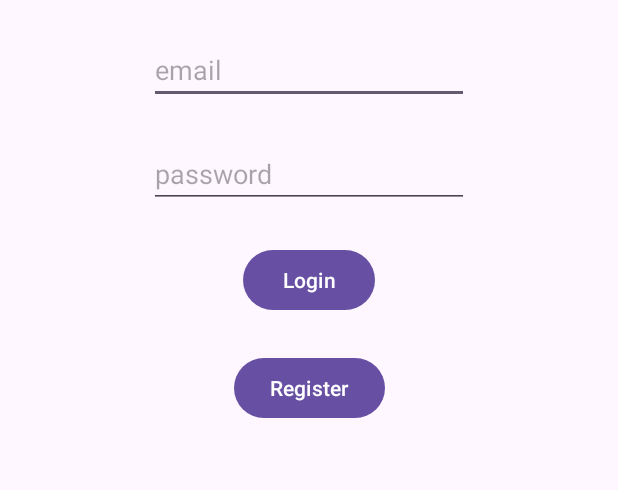
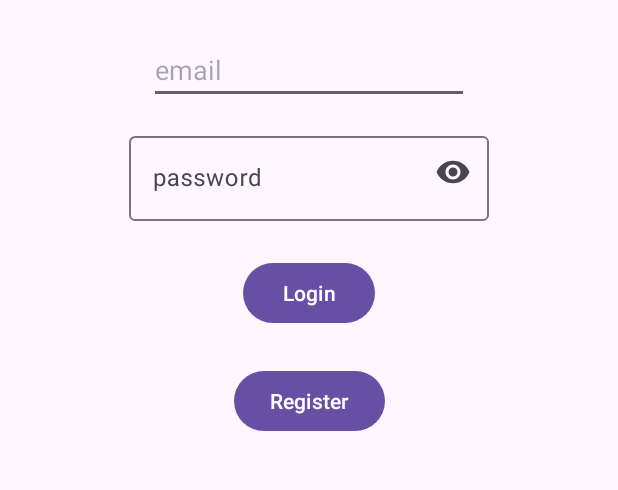
Before and after one commit to lgleto/CMII2324, an Android app: the screen it shows after launch (LoginActivity), after a tap on "Login", on a phone screen of 412 x 824 dp, the part 306-796 px from its top. Run offline under Robolectric (Android 15) with nearby library versions, the phone set to English and light mode, and no system bars; our stand-ins replace Firebase (no records; nobody signed in at launch, a user with empty details on screens opened directly).

Commit message:
ShoppingList Material Design 3 password input

```diff
--- a/ShoppinList/app/src/main/java/ipca/utility/shoppinglist/LoginActivity.kt
+++ b/ShoppinList/app/src/main/java/ipca/utility/shoppinglist/LoginActivity.kt
@@ -24,7 +24,7 @@ class LoginActivity : AppCompatActivity() {
         binding.buttonLogin.setOnClickListener {
 
             val email = binding.editTextEmail.text.toString()
-            val password = binding.editTextPassword.text.toString()
+            val password = binding.textInputPassword.text.toString()
 
             auth.signInWithEmailAndPassword(email, password)
                 .addOnCompleteListener(this) { task ->
--- a/ShoppinList/app/src/main/res/layout/activity_login.xml
+++ b/ShoppinList/app/src/main/res/layout/activity_login.xml
@@ -27,7 +27,7 @@
         app:layout_constraintEnd_toEndOf="parent"
         app:layout_constraintStart_toStartOf="parent"
         app:layout_constraintTop_toBottomOf="@+id/imageView" />
-
+<!--
     <EditText
         android:id="@+id/editTextPassword"
         android:layout_width="wrap_content"
@@ -39,6 +39,27 @@
         app:layout_constraintEnd_toEndOf="parent"
         app:layout_constraintStart_toStartOf="parent"
         app:layout_constraintTop_toBottomOf="@+id/editTextEmail" />
+-->
+    <com.google.android.material.textfield.TextInputLayout
+        android:id="@+id/editTextPassword"
+        android:layout_width="240dp"
+        android:layout_height="wrap_content"
+        android:layout_marginTop="16dp"
+        android:hint="@string/password"
+        app:endIconMode="password_toggle"
+        app:layout_constraintEnd_toEndOf="parent"
+        app:layout_constraintStart_toStartOf="parent"
+        app:layout_constraintTop_toBottomOf="@+id/editTextEmail">
+
+        <com.google.android.material.textfield.TextInputEditText
+            android:id="@+id/textInputPassword"
+            android:inputType="textPassword"
+            android:layout_width="240dp"
+            android:layout_height="wrap_content" />
+
+    </com.google.android.material.textfield.TextInputLayout>
+
+
 
     <Button
         android:id="@+id/buttonLogin"
```
